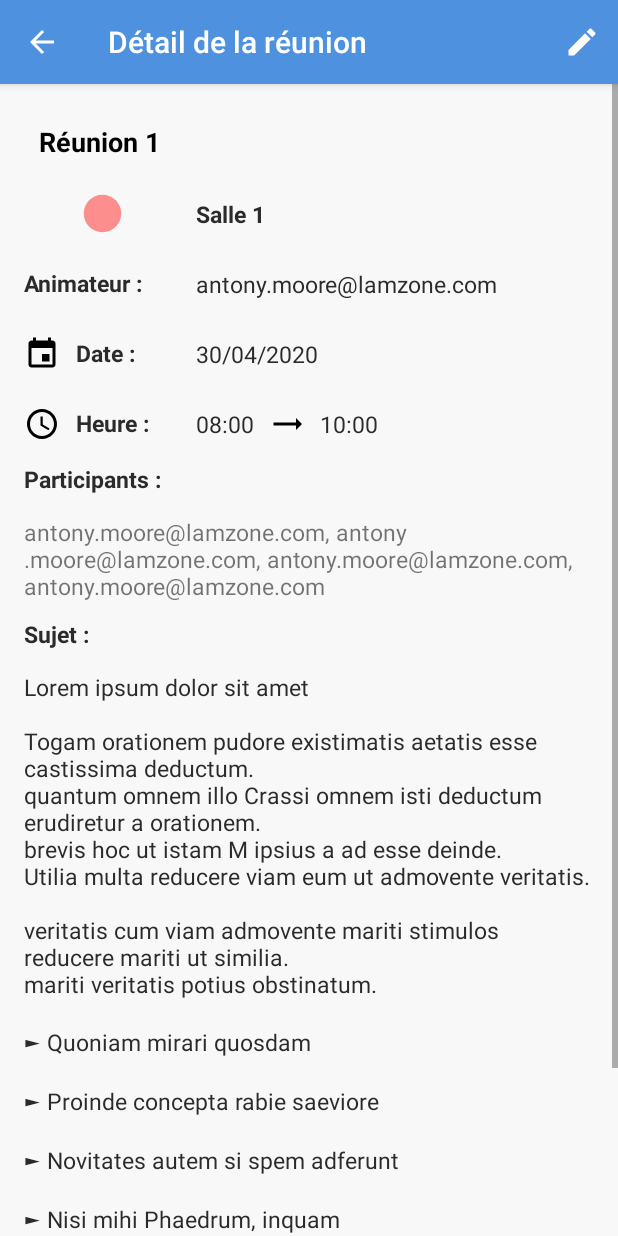
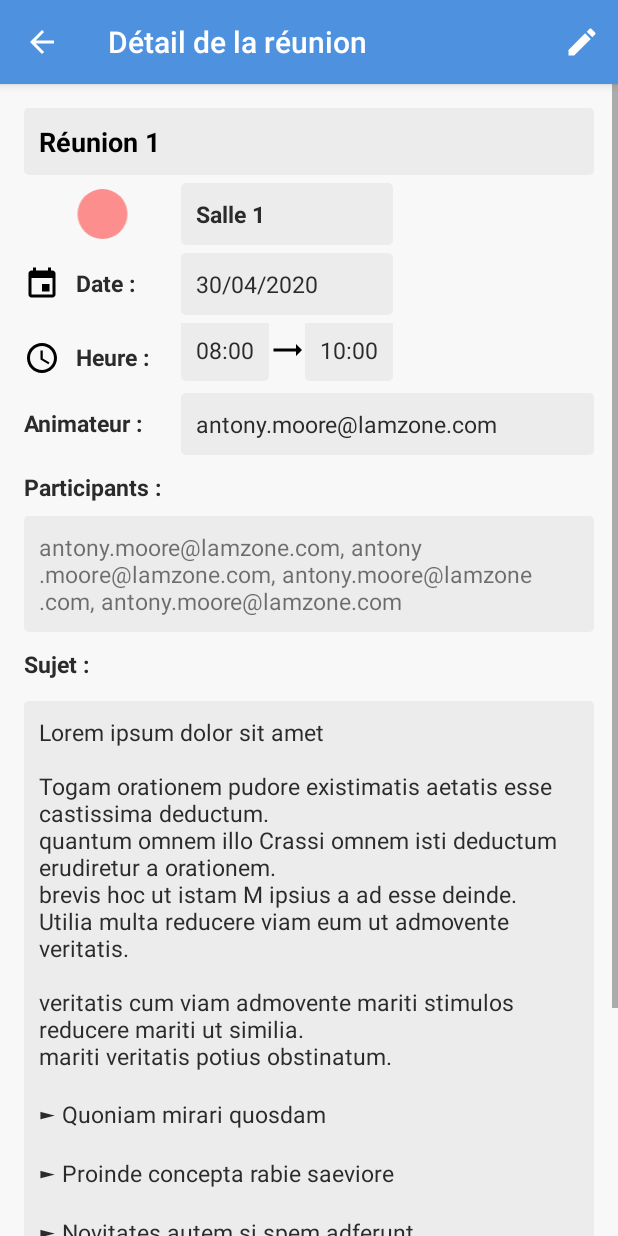
Before and after one commit to jchartoire/Parcours_Prep_Android_jchartoire, an Android app: the screen it shows after launch (DetailActivity), after a tap on an icon or button, on a phone screen of 412 x 824 dp. Run offline under Robolectric (Android 15) with nearby library versions, the phone set to English and light mode, and no system bars; our stand-ins replace EventBus.

Commit message:
ameliorations graphiques

```diff
--- /dev/null
+++ b/P4_Mareu_jchartoire/app/src/main/res/drawable/textview_border.xml
@@ -0,0 +1,12 @@
+<?xml version="1.0" encoding="utf-8"?>
+<selector xmlns:android="http://schemas.android.com/apk/res/android">
+    <item>
+        <shape android:shape="rectangle">
+            <solid android:color="#ECECEC"/>
+            <corners android:radius="3dp" />
+            <stroke
+                android:width="0dp"
+                />
+        </shape>
+    </item>
+</selector>
--- a/P4_Mareu_jchartoire/app/src/main/res/layout/activity_list.xml
+++ b/P4_Mareu_jchartoire/app/src/main/res/layout/activity_list.xml
@@ -55,7 +55,7 @@
         tools:layout_height="@dimen/bottom_bar_height"
         android:layout_gravity="bottom"
         android:animateLayoutChanges="true"
-        android:background="#FFAB91"
+        android:background="#009688"
         android:orientation="horizontal"
         app:layout_anchor="@+id/item_layout"
         app:layout_anchorGravity="bottom|center">
--- a/P4_Mareu_jchartoire/app/src/main/res/layout/fragment_detail_content_edittext.xml
+++ b/P4_Mareu_jchartoire/app/src/main/res/layout/fragment_detail_content_edittext.xml
@@ -43,7 +43,7 @@
                 <ImageView
                     android:id="@+id/etv_iv_room_color"
                     android:layout_width="wrap_content"
-                    android:layout_height="30dp"
+                    android:layout_height="40dp"
                     android:layout_column="0"
                     android:layout_span="2"
                     android:contentDescription="@string/room_color_description"
@@ -63,39 +63,6 @@
                     android:textSize="@dimen/text_size_normal"
                     android:textStyle="bold"
                     tools:ignore="PrivateResource" />
-
-            </TableRow>
-
-            <TableRow
-                android:layout_width="match_parent"
-                android:layout_height="match_parent"
-                android:layout_marginBottom="5dp"
-                android:gravity="center_vertical">
-
-                <TextView
-                    android:layout_width="wrap_content"
-                    android:layout_height="wrap_content"
-                    android:layout_column="0"
-                    android:layout_span="2"
-                    android:lines="1"
-                    android:text="@string/leader"
-                    android:textColor="#2C2B2B"
-                    android:textSize="@dimen/text_size_normal"
-                    android:textStyle="bold" />
-
-                <AutoCompleteTextView
-                    android:id="@+id/actv_leader"
-                    android:layout_width="match_parent"
-                    android:layout_height="wrap_content"
-                    android:layout_column="1"
-                    android:layout_span="3"
-                    android:background="@drawable/edittext_border"
-                    android:gravity="center_vertical"
-                    android:hint="@string/no_leader_hint"
-                    android:inputType="textEmailAddress"
-                    android:minHeight="@dimen/editText_size"
-                    android:padding="@dimen/text_padding"
-                    android:textSize="@dimen/text_size_normal" />
 
             </TableRow>
 
@@ -145,6 +112,7 @@
             <TableRow
                 android:layout_width="match_parent"
                 android:layout_height="match_parent"
+                android:layout_marginBottom="5dp"
                 android:gravity="center_vertical">
 
                 <ImageView
@@ -208,6 +176,38 @@
 
             </TableRow>
 
+            <TableRow
+                android:layout_width="match_parent"
+                android:layout_height="match_parent"
+                android:gravity="center_vertical">
+
+                <TextView
+                    android:layout_width="wrap_content"
+                    android:layout_height="wrap_content"
+                    android:layout_column="0"
+                    android:layout_span="2"
+                    android:lines="1"
+                    android:text="@string/leader"
+                    android:textColor="#2C2B2B"
+                    android:textSize="@dimen/text_size_normal"
+                    android:textStyle="bold" />
+
+                <AutoCompleteTextView
+                    android:id="@+id/actv_leader"
+                    android:layout_width="match_parent"
+                    android:layout_height="wrap_content"
+                    android:layout_column="1"
+                    android:layout_span="3"
+                    android:background="@drawable/edittext_border"
+                    android:gravity="center_vertical"
+                    android:hint="@string/no_leader_hint"
+                    android:inputType="textEmailAddress"
+                    android:minHeight="@dimen/editText_size"
+                    android:padding="@dimen/text_padding"
+                    android:textSize="@dimen/text_size_normal" />
+
+            </TableRow>
+
             <TextView
                 android:layout_width="match_parent"
                 android:layout_height="wrap_content"
--- a/P4_Mareu_jchartoire/app/src/main/res/layout/fragment_detail_content_textview.xml
+++ b/P4_Mareu_jchartoire/app/src/main/res/layout/fragment_detail_content_textview.xml
@@ -22,6 +22,7 @@
                 android:layout_width="match_parent"
                 android:layout_height="wrap_content"
                 android:layout_marginBottom="5dp"
+                android:background="@drawable/textview_border"
                 android:minHeight="@dimen/textView_size"
                 android:padding="@dimen/text_padding"
                 android:textColor="#000000"
@@ -38,8 +39,8 @@
 
                 <ImageView
                     android:id="@+id/tvv_iv_room_color"
-                    android:layout_width="30dp"
-                    android:layout_height="30dp"
+                    android:layout_width="wrap_content"
+                    android:layout_height="40dp"
                     android:layout_column="0"
                     android:layout_span="2"
                     android:contentDescription="@string/room_color_description"
@@ -50,45 +51,13 @@
                     android:layout_width="120dp"
                     android:layout_height="wrap_content"
                     android:layout_column="2"
+                    android:background="@drawable/textview_border"
                     android:gravity="center_vertical"
                     android:padding="@dimen/text_padding"
                     android:text=""
                     android:textColor="#2C2B2B"
                     android:textSize="@dimen/text_size_normal"
                     android:textStyle="bold" />
-
-            </TableRow>
-
-            <TableRow
-                android:layout_width="match_parent"
-                android:layout_height="match_parent"
-                android:layout_marginBottom="5dp"
-                android:gravity="center_vertical">
-
-                <TextView
-                    android:layout_width="wrap_content"
-                    android:layout_height="wrap_content"
-                    android:layout_column="0"
-                    android:layout_span="2"
-                    android:gravity="center_vertical"
-                    android:lines="1"
-                    android:minHeight="@dimen/textView_size"
-                    android:text="@string/leader"
-                    android:textColor="#2C2B2B"
-                    android:textSize="@dimen/text_size_normal"
-                    android:textStyle="bold" />
-
-                <TextView
-                    android:id="@+id/tv_leader"
-                    android:layout_width="match_parent"
-                    android:layout_height="wrap_content"
-                    android:layout_column="1"
-                    android:layout_span="3"
-                    android:padding="@dimen/text_padding"
-                    android:text=""
-                    android:textColor="#2C2B2B"
-                    android:textIsSelectable="true"
-                    android:textSize="@dimen/text_size_normal" />
 
             </TableRow>
 
@@ -126,6 +95,7 @@
                     android:layout_width="wrap_content"
                     android:layout_height="wrap_content"
                     android:layout_column="2"
+                    android:background="@drawable/textview_border"
                     android:gravity="center_vertical"
                     android:minWidth="90dp"
                     android:minHeight="@dimen/textView_size"
@@ -168,6 +138,7 @@
                     android:layout_width="match_parent"
                     android:layout_height="wrap_content"
                     android:layout_column="2"
+                    android:layout_marginBottom="5dp"
                     android:gravity="center_vertical"
                     android:orientation="horizontal">
 
@@ -175,6 +146,7 @@
                         android:id="@+id/tv_start_hour"
                         android:layout_width="wrap_content"
                         android:layout_height="wrap_content"
+                        android:background="@drawable/textview_border"
                         android:gravity="center_vertical"
                         android:minWidth="45dp"
                         android:minHeight="@dimen/textView_size"
@@ -194,6 +166,7 @@
                         android:id="@+id/tv_end_hour"
                         android:layout_width="wrap_content"
                         android:layout_height="wrap_content"
+                        android:background="@drawable/textview_border"
                         android:gravity="center_vertical"
                         android:minWidth="45dp"
                         android:minHeight="@dimen/textView_size"
@@ -204,11 +177,44 @@
                 </LinearLayout>
             </TableRow>
 
+            <TableRow
+                android:layout_width="match_parent"
+                android:layout_height="match_parent"
+                android:layout_marginBottom="5dp"
+                android:gravity="center_vertical">
+
+                <TextView
+                    android:layout_width="wrap_content"
+                    android:layout_height="wrap_content"
+                    android:layout_column="0"
+                    android:layout_span="2"
+                    android:gravity="center_vertical"
+                    android:lines="1"
+                    android:minHeight="@dimen/textView_size"
+                    android:text="@string/leader"
+                    android:textColor="#2C2B2B"
+                    android:textSize="@dimen/text_size_normal"
+                    android:textStyle="bold" />
+
+                <TextView
+                    android:id="@+id/tv_leader"
+                    android:layout_width="match_parent"
+                    android:layout_height="wrap_content"
+                    android:layout_column="1"
+                    android:layout_span="3"
+                    android:background="@drawable/textview_border"
+                    android:padding="@dimen/text_padding"
+                    android:text=""
+                    android:textColor="#2C2B2B"
+                    android:textIsSelectable="true"
+                    android:textSize="@dimen/text_size_normal" />
+
+            </TableRow>
+
             <TextView
                 android:layout_width="match_parent"
                 android:layout_height="wrap_content"
                 android:layout_marginTop="5dp"
-                android:layout_marginBottom="5dp"
                 android:minHeight="@dimen/textView_size"
                 android:text="@string/participants"
                 android:textColor="#2C2B2B"
@@ -220,10 +226,11 @@
                 android:layout_width="match_parent"
                 android:layout_height="wrap_content"
                 android:layout_marginBottom="5dp"
+                android:background="@drawable/textview_border"
                 android:minHeight="50dp"
+                android:padding="@dimen/text_padding"
                 android:text="@string/no_participants"
                 android:textIsSelectable="true"
-
                 android:textSize="@dimen/text_size_normal" />
 
             <TextView
@@ -242,7 +249,9 @@
                 android:layout_width="match_parent"
                 android:layout_height="wrap_content"
                 android:layout_marginBottom="?attr/actionBarSize"
+                android:background="@drawable/textview_border"
                 android:minHeight="150dp"
+                android:padding="@dimen/text_padding"
                 android:text="@string/void_description"
                 android:textColor="#2C2B2B"
                 android:textIsSelectable="true"
--- a/P4_Mareu_jchartoire/app/src/main/res/values/strings.xml
+++ b/P4_Mareu_jchartoire/app/src/main/res/values/strings.xml
@@ -27,8 +27,6 @@
     <string name="meeting_already_exist">L\'horaire de la réunion empiète sur une réunion déjà programmée.\nRepoussez l\'heure, ou changez de salle.</string>
     <string name="save_message">Sauvegarder ?</string>
 
-
-
     <!-- layout detail text -->
     <string name="date">Date :</string>
     <string name="hour">Heure :</string>
```
